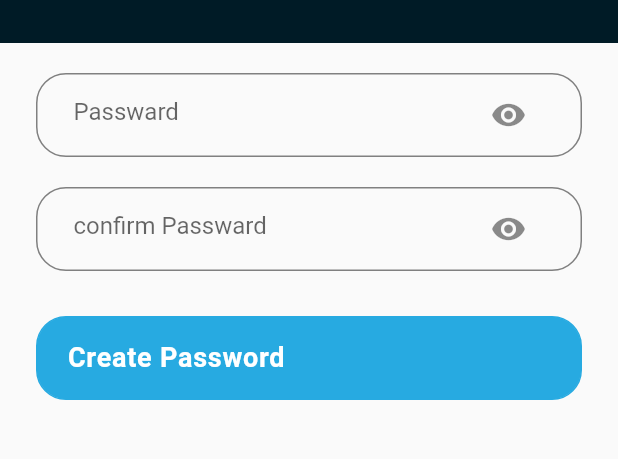
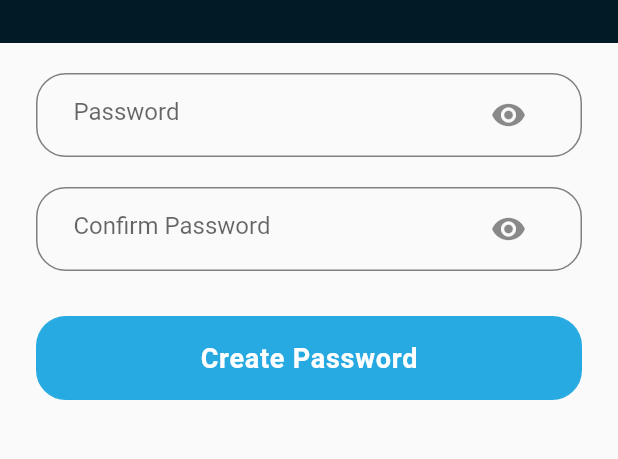
Before and after one commit to devsinntechnologies/bhai-chara, a Flutter app: the CreatePasswardScreen screen opened directly, on a phone screen of 412 x 824 dp, the part 77-536 px from its top. Run offline on Flutter 3.47's test engine with Material 2 defaults, Android fonts, the phone set to English and light mode, and no system bars; missing offline and left inert: dart:html.

Commit message:
done with provider

```diff
--- a/lib/main.dart
+++ b/lib/main.dart
@@ -1,4 +1,5 @@
 import 'package:bhai_chara/provider/root_provider.dart';
+import 'package:bhai_chara/provider/slider_provider.dart';
 import 'package:bhai_chara/provider/visibility_provider.dart';
 import 'package:bhai_chara/tempoprovider.dart';
 import 'package:bhai_chara/view/home-screens/root_screen.dart';
@@ -6,6 +7,7 @@ import 'package:flutter/material.dart';
 import 'package:provider/provider.dart';
 import 'view/home-screens/product_details_screen.dart';
 import 'view/settings-screens/create_pasward_screen.dart';
+import 'view/settings-screens/review_screen.dart';
 import 'view/settings-screens/user_preferences_screen.dart';
 
 void main() {
@@ -22,10 +24,11 @@ class MyApp extends StatelessWidget {
           ChangeNotifierProvider(create: (context) => SplashProvider()),
           ChangeNotifierProvider(create: (context) => RootProvider()),
           ChangeNotifierProvider(create: (context) => visibilityProvider()),
+          ChangeNotifierProvider(create: (context) => SliderProvider()),
         ],
         child:  MaterialApp(
           debugShowCheckedModeBanner: false,
-          home: CreatePasswardScreen(),
+          home: ReviewScreen(),
         ));
   }
 }
--- /dev/null
+++ b/lib/provider/slider_provider.dart
@@ -0,0 +1,10 @@
+import 'package:flutter/cupertino.dart';
+
+class SliderProvider extends ChangeNotifier {
+  double _fontSize = 16.0;
+  double get fontSize => _fontSize;
+   updateFontSize(double value) {
+    _fontSize = value;
+    notifyListeners();
+  }
+}
--- a/lib/provider/visibility_provider.dart
+++ b/lib/provider/visibility_provider.dart
@@ -5,7 +5,7 @@ class visibilityProvider extends ChangeNotifier{
 
   toggle()
   {
-    notifyListeners();
+
    show= !show;
    notifyListeners();
   }
--- a/lib/utils/custom_button_create_password.dart
+++ b/lib/utils/custom_button_create_password.dart
@@ -4,7 +4,8 @@ import 'app_colors.dart';
 import 'text-styles.dart';
 
 class CustomButtonCreatePassword extends StatelessWidget {
-   CustomButtonCreatePassword({super.key});
+  var text;
+   CustomButtonCreatePassword({required this.text});
 
   @override
   Widget build(BuildContext context) {
@@ -17,10 +18,12 @@ class CustomButtonCreatePassword extends StatelessWidget {
           color: AppColors.blue,
           borderRadius: BorderRadius.circular(20),
           border: Border.all(color: AppColors.blue)),
-      child: Text(
-        "Create Password",
-        style: AppTextStyles.textStyleBoldBodySmall
-            .copyWith(color: AppColors.White),
+      child: Center(
+        child: Text(
+          text,
+          style: AppTextStyles.textStyleBoldBodySmall
+              .copyWith(color: AppColors.White),
+        ),
       ),
     );
   }
--- a/lib/utils/custom_textfield.dart
+++ b/lib/utils/custom_textfield.dart
@@ -9,39 +9,44 @@ import 'app_colors.dart';
 
 class CustomeTextField extends StatelessWidget {
   final hinttext;
-   CustomeTextField({required this.hinttext});
+  TextEditingController controller;
+
+  CustomeTextField({
+    required this.hinttext,
+    required this.controller,
+  });
 
   @override
   Widget build(BuildContext context) {
-    return  Container(
+    final pro = context.watch<visibilityProvider>();
+    return Container(
       margin: EdgeInsets.only(left: 24, right: 24, top: 20),
       height: 56,
       decoration: BoxDecoration(
           borderRadius: BorderRadius.circular(20),
           border: Border.all(color: AppColors.Grey)),
       child: Padding(
-              padding: const EdgeInsets.symmetric( horizontal: 24),
+        padding: const EdgeInsets.symmetric(horizontal: 24),
         child: Center(
           child: TextFormField(
+            controller: controller,
+            obscureText: !pro.show,
             decoration: InputDecoration(
                 hintText: hinttext,
                 border: InputBorder.none,
-                      suffixIcon: Builder(
-                        builder: (context) {
-                          var pro= context.read<visibilityProvider>();
+                suffixIcon:
+                    Consumer<visibilityProvider>(builder: (context, pro, _) {
                   return IconButton(
-
                       onPressed: () {
                         pro.toggle();
                       },
-                            icon: pro.show==true?  Icon(Icons.visibility) : Icon(Icons.visibility_off)
-                          );
-                        }
-                      )),
+                      icon: pro.show == true
+                          ? const Icon(Icons.visibility)
+                          : const Icon(Icons.visibility_off));
+                })),
           ),
         ),
       ),
-          )
-;
+    );
   }
 }
--- a/lib/view/settings-screens/create_pasward_screen.dart
+++ b/lib/view/settings-screens/create_pasward_screen.dart
@@ -2,13 +2,20 @@ import 'package:flutter/cupertino.dart';
 import 'package:flutter/material.dart';
 import 'package:flutter/src/widgets/framework.dart';
 import 'package:flutter/src/widgets/placeholder.dart';
+import 'package:provider/provider.dart';
 
+import '../../provider/visibility_provider.dart';
 import '../../utils/container.dart';
 import '../../utils/custom_button_create_password.dart';
 import '../../utils/custom_textfield.dart';
 
 class CreatePasswardScreen extends StatelessWidget {
-   CreatePasswardScreen ({super.key});
+  CreatePasswardScreen({Key? key});
+  var passwordController = TextEditingController();
+  var confirmPasswordController = TextEditingController();
+  final visibilityProvider passwordVisibilityProvider = visibilityProvider();
+  final visibilityProvider confirmPasswordVisibilityProvider =
+      visibilityProvider();
 
   @override
   Widget build(BuildContext context) {
@@ -19,13 +26,21 @@ class CreatePasswardScreen extends StatelessWidget {
             text: 'User Preferences',
             iconVar: Icons.arrow_back_ios,
           ),
-          CustomeTextField(
-            hinttext: 'Passward',
+          ChangeNotifierProvider(
+            create: (_) => visibilityProvider(),
+            child: CustomeTextField(
+              hinttext: 'Password',
+              controller: passwordController,
+            ),
           ),
-          CustomeTextField(
-            hinttext: 'confirm Passward',
+          ChangeNotifierProvider(
+            create: (_) => visibilityProvider(),
+            child: CustomeTextField(
+              hinttext: 'Confirm Password',
+              controller: confirmPasswordController,
+            ),
           ),
-          CustomButtonCreatePassword(),
+          CustomButtonCreatePassword(text: "Create Password",),
         ],
       ),
     );
```
Also changed, not shown: lib/view/home-screens/product_details_screen.dart (+10 -9 lines), lib/view/settings-screens/review_screen.dart (added, +70 -0 lines), lib/view/settings-screens/user_preferences_screen.dart (+56 -25 lines). Lines whose indentation alone changed are shown as unchanged.
